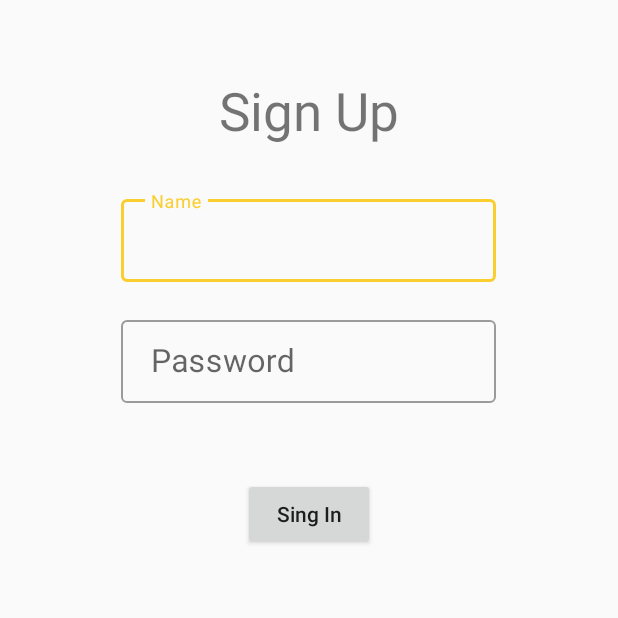
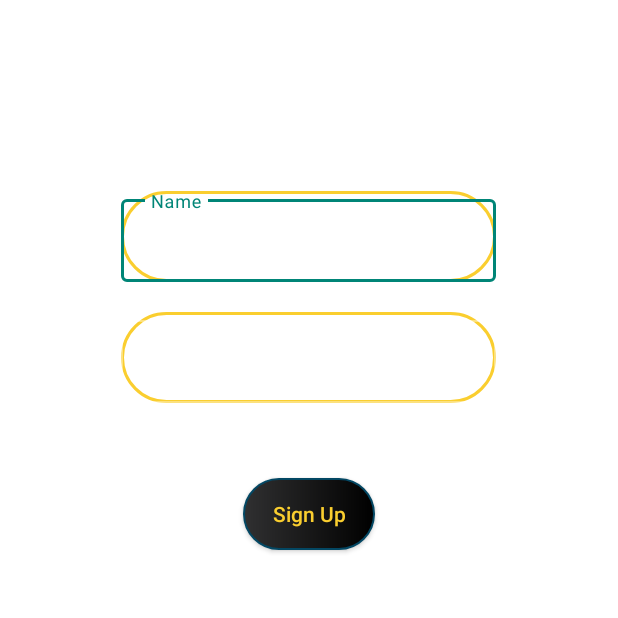
Before and after one commit to prinonbhowmik/Tour-Takers-, an Android app: the Password screen opened directly, with no data from a screen before it, on a phone screen of 412 x 824 dp, the top half of it. Run offline under Robolectric (Android 15) with nearby library versions, the phone set to English and light mode, and no system bars; our stand-ins replace Firebase (no records; nobody signed in at launch, a user with empty details on screens opened directly); Roboto replaces fonts that are not available here.

Commit message:
new commit

```diff
--- a/app/src/main/res/drawable/edit_text_design.xml
+++ b/app/src/main/res/drawable/edit_text_design.xml
@@ -3,12 +3,12 @@
     xmlns:android="http://schemas.android.com/apk/res/android" >
 
 
-    <size android:width="100dp"
-        android:height="50dp"/>
 
-    <stroke android:width="1dp"
+
+
+    <stroke android:width="2dp"
         android:color="@color/colorYellow"/>
 
-    <corners android:radius="5dp"/>
+    <corners android:radius="50dp"/>
 
 </shape>
--- a/app/src/main/res/layout/activity_password.xml
+++ b/app/src/main/res/layout/activity_password.xml
@@ -4,54 +4,60 @@
     xmlns:tools="http://schemas.android.com/tools"
     android:layout_width="match_parent"
     android:layout_height="match_parent"
+    android:background="#fff"
     tools:context=".Password">
 
     <TextView
+        android:id="@+id/txt1"
         android:layout_width="wrap_content"
         android:layout_height="wrap_content"
-        android:text="Sign Up"
-        android:textSize="35sp"
         android:layout_centerHorizontal="true"
         android:layout_marginTop="50dp"
-        android:id="@+id/txt1"/>
+        android:text="Sign Up"
+        android:textSize="35sp" />
 
 
     <com.google.android.material.textfield.TextInputLayout
+        android:id="@+id/name_TIL"
         style="@style/Widget.MaterialComponents.TextInputLayout.OutlinedBox.Dense"
-        android:id="@+id/name_TIL"
         android:layout_width="250dp"
         android:layout_height="wrap_content"
+        android:layout_below="@+id/txt1"
         android:layout_centerHorizontal="true"
         android:layout_marginTop="30dp"
-        android:layout_below="@+id/txt1">
+        android:background="@drawable/edit_text_design">
+
         <com.google.android.material.textfield.TextInputEditText
             android:id="@+id/name_ET"
             android:layout_width="match_parent"
             android:layout_height="wrap_content"
             android:hint="@string/name"
-            android:textSize="21sp"
+            android:inputType="text"
             android:paddingStart="20dp"
             android:paddingEnd="20dp"
-            android:inputType="text"/>
+            android:textSize="21sp" />
 
     </com.google.android.material.textfield.TextInputLayout>
+
     <com.google.android.material.textfield.TextInputLayout
+        android:id="@+id/password_TIL"
         style="@style/Widget.MaterialComponents.TextInputLayout.OutlinedBox.Dense"
-        android:id="@+id/password_TIL"
         android:layout_width="250dp"
         android:layout_height="wrap_content"
+        android:layout_below="@+id/name_TIL"
+        android:background="@drawable/edit_text_design"
         android:layout_centerHorizontal="true"
-        android:layout_marginTop="20dp"
-        android:layout_below="@+id/name_TIL">
+        android:layout_marginTop="20dp">
+
         <com.google.android.material.textfield.TextInputEditText
             android:id="@+id/password_ET"
             android:layout_width="match_parent"
             android:layout_height="wrap_content"
             android:hint="@string/password"
-            android:textSize="21sp"
+            android:inputType="textPassword"
             android:paddingStart="20dp"
             android:paddingEnd="20dp"
-            android:inputType="textPassword"/>
+            android:textSize="21sp" />
 
     </com.google.android.material.textfield.TextInputLayout>
 
@@ -59,10 +65,12 @@
         android:id="@+id/signin_BTN"
         android:layout_width="wrap_content"
         android:layout_height="wrap_content"
-        android:text="Sing In"
-        android:textAllCaps="false"
         android:layout_below="@id/password_TIL"
+        android:background="@drawable/custom_btn"
         android:layout_centerHorizontal="true"
-        android:layout_marginTop="50dp"/>
+        android:layout_marginTop="50dp"
+        android:text="Sign Up"
+        android:textColor="@color/colorYellow"
+        android:textAllCaps="false" />
 
 </RelativeLayout>
--- a/app/src/main/res/values/colors.xml
+++ b/app/src/main/res/values/colors.xml
@@ -1,7 +1,7 @@
 <?xml version="1.0" encoding="utf-8"?>
 <resources>
     <color name="colorPrimary">#008577</color>
-    <color name="colorPrimaryDark">#00574B</color>
+    <color name="colorPrimaryDark">#000</color>
     <color name="colorAccent">#D81B60</color>
 
     <color name="colorYellow">#face2f</color>
--- a/app/src/main/res/values/styles.xml
+++ b/app/src/main/res/values/styles.xml
@@ -1,11 +1,17 @@
 <resources>
 
     <!-- Base application theme. -->
-    <style name="AppTheme" parent="Theme.AppCompat.Light.NoActionBar">
+    <style name="AppTheme" parent="Theme.AppCompat.NoActionBar">
         <!-- Customize your theme here. -->
-        <item name="colorPrimary">@color/colorYellow</item>
-        <item name="colorPrimaryDark">@color/colorYellow</item>
-        <item name="colorAccent">@android:color/white</item>
+        <item name="colorPrimary">@color/colorPrimary</item>
+        <item name="colorPrimaryDark">@color/colorPrimaryDark</item>
+        <item name="colorAccent">@color/colorAccent</item>
+        <item name="windowNoTitle">true</item>
+        <item name="android:windowFullscreen">true</item>
+    </style>
+
+    <style name="ProgressBarTheme" parent="ThemeOverlay.AppCompat.Light">
+        <item name="colorAccent">@color/colorPrimaryDark</item>
     </style>
 
 </resources>
```
Also changed, not shown: app/src/main/res/layout/activity_code_verification.xml (+7 -8 lines).
